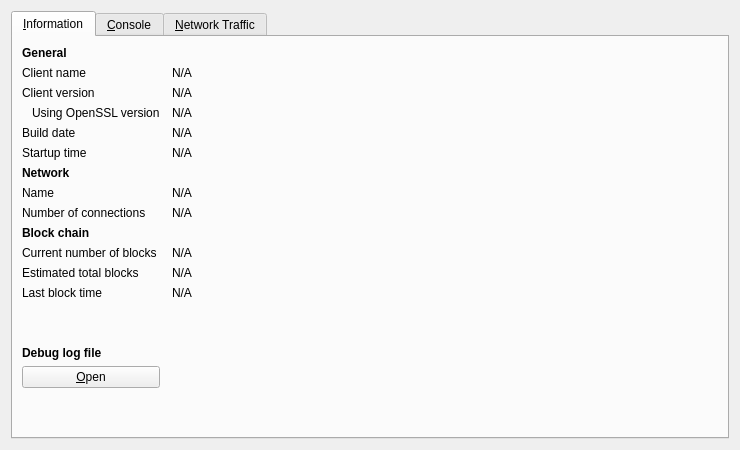
The window that src/qt/forms/rpcconsole.ui (unatv2/UnatV2-test) describes before a commit, drawn with Qt 5.
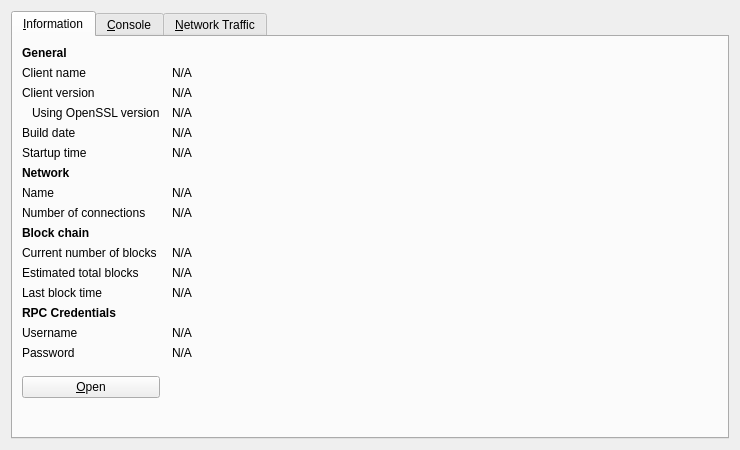
The same window after the commit. Icons and pictures are not drawn. Custom widgets are drawn as their Qt base class.

```diff
--- a/src/qt/forms/rpcconsole.ui
+++ b/src/qt/forms/rpcconsole.ui
@@ -300,6 +300,65 @@
         </widget>
        </item>
        <item row="13" column="0">
+        <widget class="QLabel" name="label_15">
+         <property name="font">
+          <font>
+           <weight>75</weight>
+           <bold>true</bold>
+          </font>
+         </property>
+         <property name="text">
+          <string>RPC Credentials</string>
+         </property>
+        </widget>
+       </item>
+       <item row="14" column="0">
+        <widget class="QLabel" name="label_4">
+         <property name="text">
+          <string>Username</string>
+         </property>
+        </widget>
+       </item>
+       <item row="14" column="1">
+        <widget class="QLabel" name="username">
+         <property name="cursor">
+          <cursorShape>IBeamCursor</cursorShape>
+         </property>
+         <property name="text">
+          <string>N/A</string>
+         </property>
+         <property name="textFormat">
+          <enum>Qt::PlainText</enum>
+         </property>
+         <property name="textInteractionFlags">
+          <set>Qt::LinksAccessibleByMouse|Qt::TextSelectableByKeyboard|Qt::TextSelectableByMouse</set>
+         </property>
+        </widget>
+       </item>
+       <item row="15" column="0">
+        <widget class="QLabel" name="label_18">
+         <property name="text">
+          <string>Password</string>
+         </property>
+        </widget>
+       </item>
+       <item row="15" column="1">
+        <widget class="QLabel" name="password">
+         <property name="cursor">
+          <cursorShape>IBeamCursor</cursorShape>
+         </property>
+         <property name="text">
+          <string>N/A</string>
+         </property>
+         <property name="textFormat">
+          <enum>Qt::PlainText</enum>
+         </property>
+         <property name="textInteractionFlags">
+          <set>Qt::LinksAccessibleByMouse|Qt::TextSelectableByKeyboard|Qt::TextSelectableByMouse</set>
+         </property>
+        </widget>
+       </item>
+       <item row="16" column="0">
         <spacer name="verticalSpacer_2">
          <property name="orientation">
           <enum>Qt::Vertical</enum>
@@ -312,7 +371,7 @@
          </property>
         </spacer>
        </item>
-       <item row="16" column="0">
+       <item row="17" column="0">
         <widget class="QLabel" name="labelDebugLogfile">
          <property name="font">
           <font>
```
